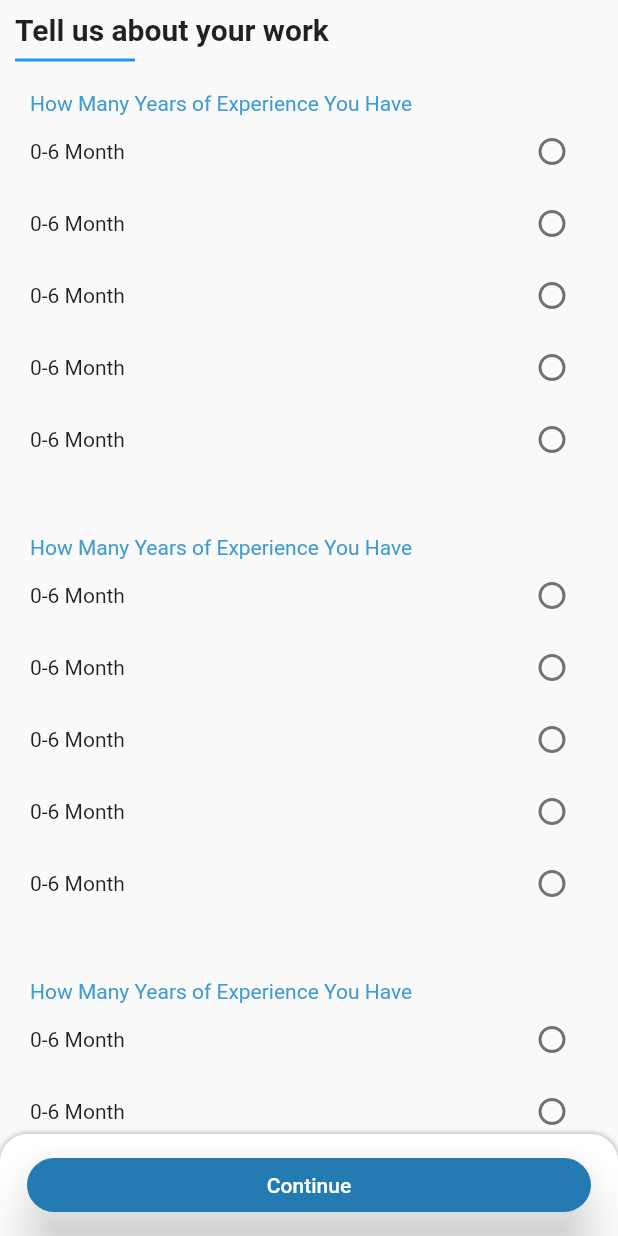
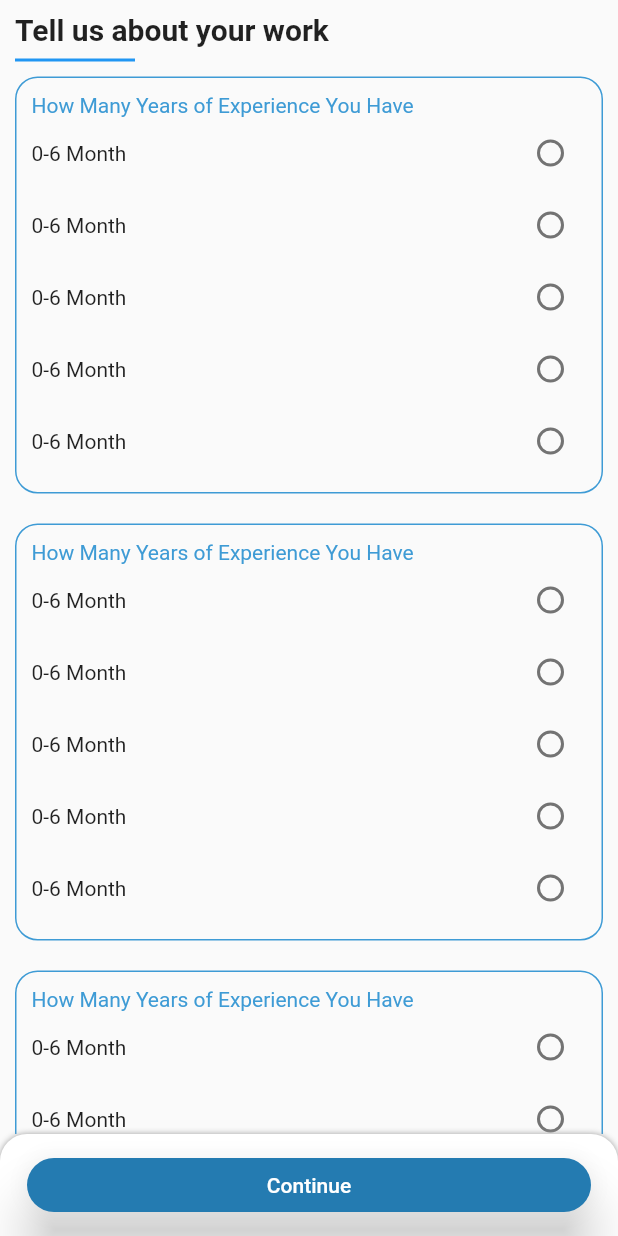
Before and after one commit to KiranYaduvanshi/kkary_vendor_service, a Flutter app: the screen it shows after launch, on a phone screen of 412 x 824 dp. Run offline on Flutter 3.47's test engine with Material 2 defaults, Android fonts, the light colour scheme and no system bars; our stand-ins replace get, velocity_x.

Commit message:
4-march-2022

```diff
--- a/lib/modules/services_vendor/work/work_widget.dart
+++ b/lib/modules/services_vendor/work/work_widget.dart
@@ -9,7 +9,7 @@ class WorkWidget extends StatelessWidget {
   @override
   Widget build(BuildContext context) {
     return Container(
-      decoration: BoxDecorations.circularBorderLightBlue(),
+      decoration: CustomeBoxDecorations.circularBorderLightBlue(),
       child: Column(
         crossAxisAlignment: CrossAxisAlignment.start,
         children: [
--- a/lib/routes/app_pages.dart
+++ b/lib/routes/app_pages.dart
@@ -1,5 +1,5 @@
 import 'package:get/get.dart';
-import 'package:kkary_vendors/modules/services_vendor/views/IntroScreens/partner.dart';
+import 'package:kkary_vendors/modules/services_vendor/views/Register/partner.dart';
 import 'package:kkary_vendors/modules/services_vendor/work/work.dart';
 import 'package:kkary_vendors/routes/app_routes.dart';
 
```
